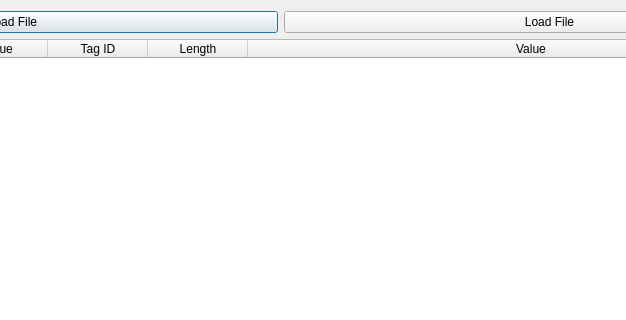
First picture: the form in DICOM-Viewer/DICOM-Viewer/CompareDialog.ui, repository GavriloviciEduard/DICOM-Extractor-Viewer, before the edit; both pictures show x 264 to 890 and y 0 to 320 of the 1090 by 832 pixel window.
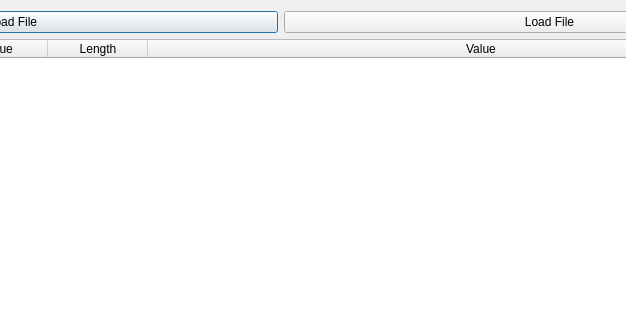
Second picture: the form after the edit.

The edit to the form file:
```diff
--- a/DICOM-Viewer/DICOM-Viewer/CompareDialog.ui
+++ b/DICOM-Viewer/DICOM-Viewer/CompareDialog.ui
@@ -40,6 +40,9 @@
      <attribute name="horizontalHeaderStretchLastSection">
       <bool>true</bool>
      </attribute>
+     <attribute name="verticalHeaderVisible">
+      <bool>false</bool>
+     </attribute>
      <column>
       <property name="text">
        <string>Tag ID</string>
@@ -55,11 +58,6 @@
        <string>Value</string>
       </property>
      </column>
-     <column>
-      <property name="text">
-       <string>Tag ID</string>
-      </property>
-     </column>
      <column>
       <property name="text">
        <string>Length</string>
```
